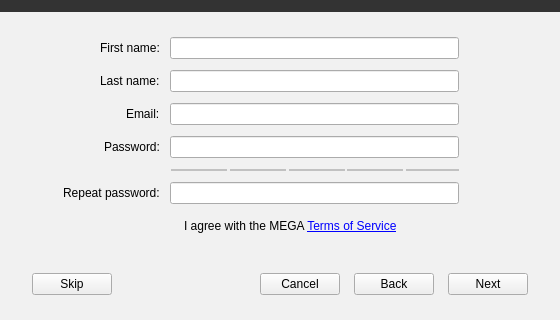
Above: src/MEGASync/gui/linux/SetupWizard.ui from meganz/MEGAsync before the change; both pictures show x 0 to 560 and y 140 to 460 of the 560 by 460 pixel window. Below: the same form after it.
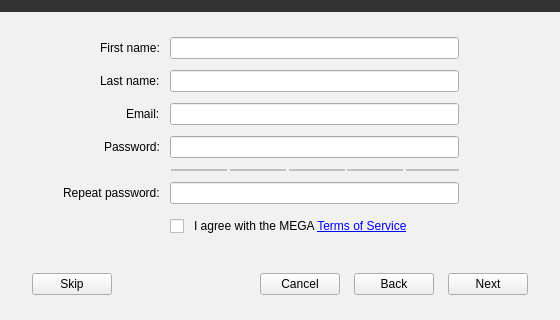
That is the form after the change. Icons and pictures are not drawn.

Commit message: fix issue with checkbox in setup wizard & added some padding

Diff of the .ui file:
```diff
--- a/src/MEGASync/gui/linux/SetupWizard.ui
+++ b/src/MEGASync/gui/linux/SetupWizard.ui
@@ -459,7 +459,7 @@
      </property>
      <widget class="QWidget" name="pNewAccount">
       <property name="styleSheet">
-       <string notr="true">background: transparent;</string>
+       <string notr="true">#pNewAccount{background: transparent;}</string>
       </property>
       <layout class="QVBoxLayout" name="verticalLayout_8">
        <property name="spacing">
@@ -811,7 +811,7 @@
                 </size>
                </property>
                <property name="styleSheet">
-                <string notr="true"/>
+                <string notr="true">padding-right: 4px;</string>
                </property>
                <property name="text">
                 <string/>
```
